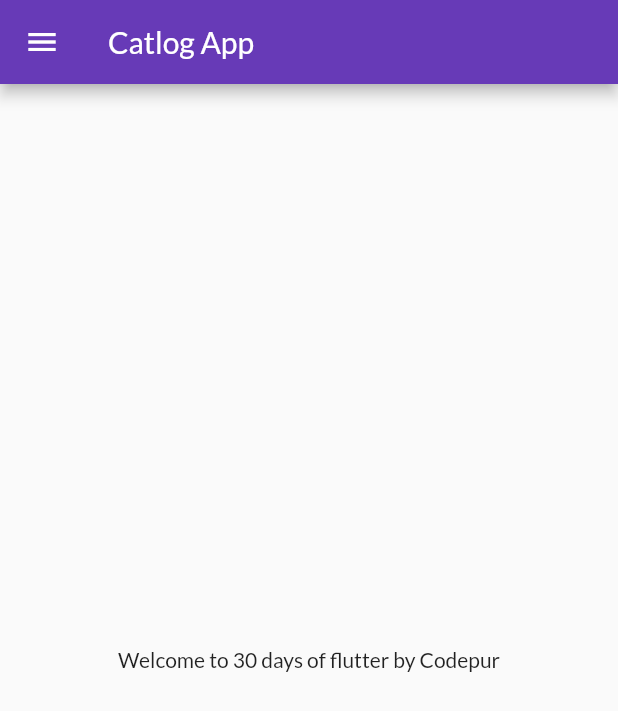
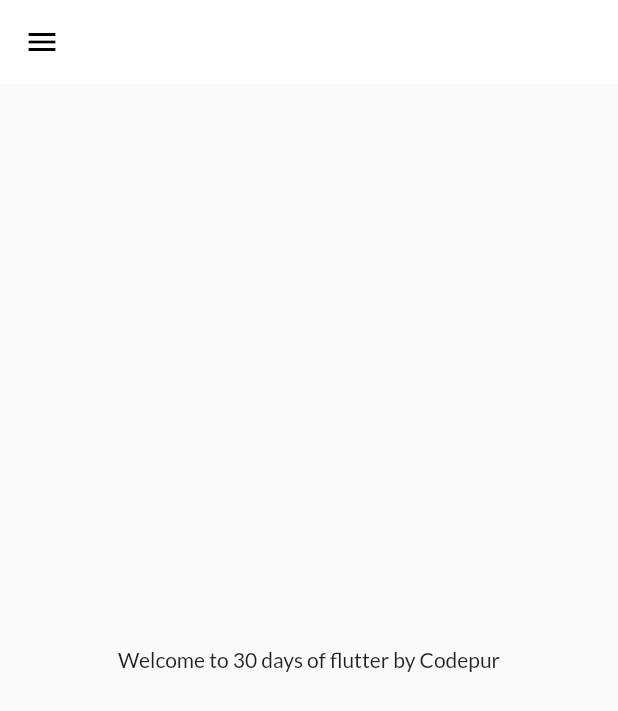
Before and after one commit to adityaranote/flutter-shopping-app, a Flutter app: the screen it shows after launch, on a phone screen of 412 x 824 dp. Shown: the top 711 px of the screen. Run offline on Flutter 3.47's test engine with Material 2 defaults, Android fonts, the phone set to English and light mode, and no system bars; our stand-ins replace google_fonts.

Commit message:
theme for aal appbars

```diff
--- a/my_app/lib/main.dart
+++ b/my_app/lib/main.dart
@@ -1,3 +1,5 @@
+// ignore_for_file: deprecated_member_use
+
 import 'package:flutter/material.dart';
 import 'package:my_app/pages/login_page.dart';
 import 'package:my_app/utils/routes.dart';
@@ -18,7 +20,11 @@ class MyApp extends StatelessWidget {
       theme: ThemeData(
         primarySwatch: Colors.deepPurple,
         fontFamily: GoogleFonts.lato().fontFamily,
-        // primaryTextTheme: GoogleFonts.latoTextTheme(),
+        appBarTheme: const AppBarTheme(
+          color: Colors.white,
+          elevation: 0.0,
+          iconTheme: IconThemeData(color: Colors.black),
+        ),
       ),
       darkTheme: ThemeData(
         primarySwatch: Colors.green,
--- a/my_app/lib/pages/home_page.dart
+++ b/my_app/lib/pages/home_page.dart
@@ -10,7 +10,9 @@ class HomePage extends StatelessWidget {
   Widget build(BuildContext context) {
     return Scaffold(
       appBar: AppBar(
-        title: Text("Catlog App"),
+        title: Text(
+          "Catalog App",
+        ),
       ),
       body: Center(
         child: Container(
```
